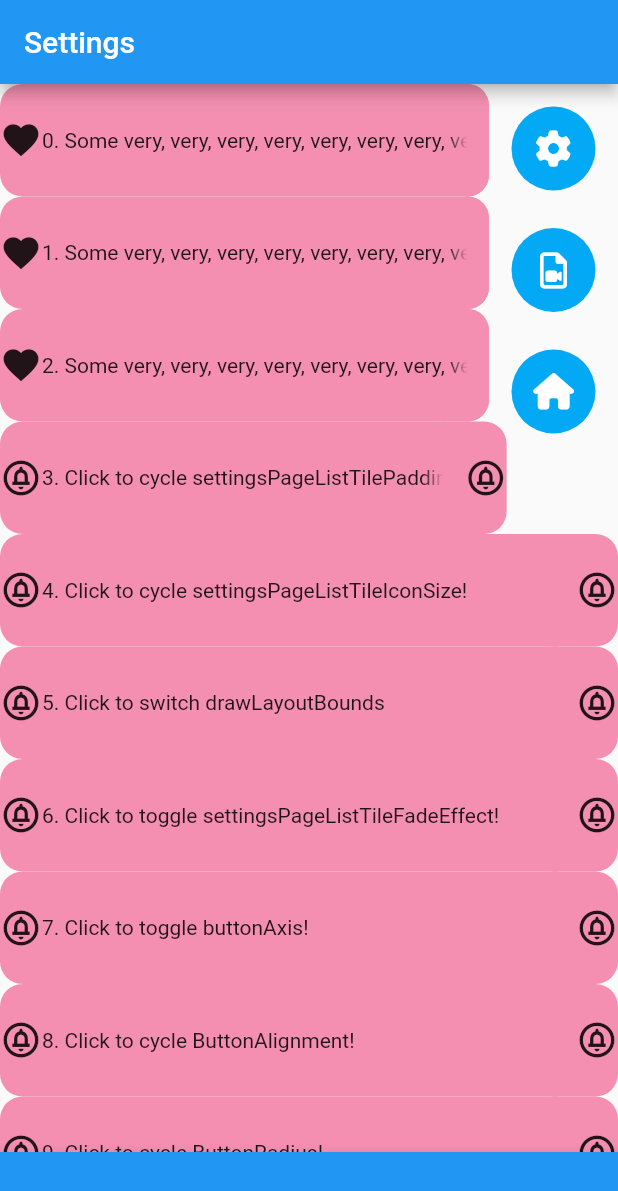
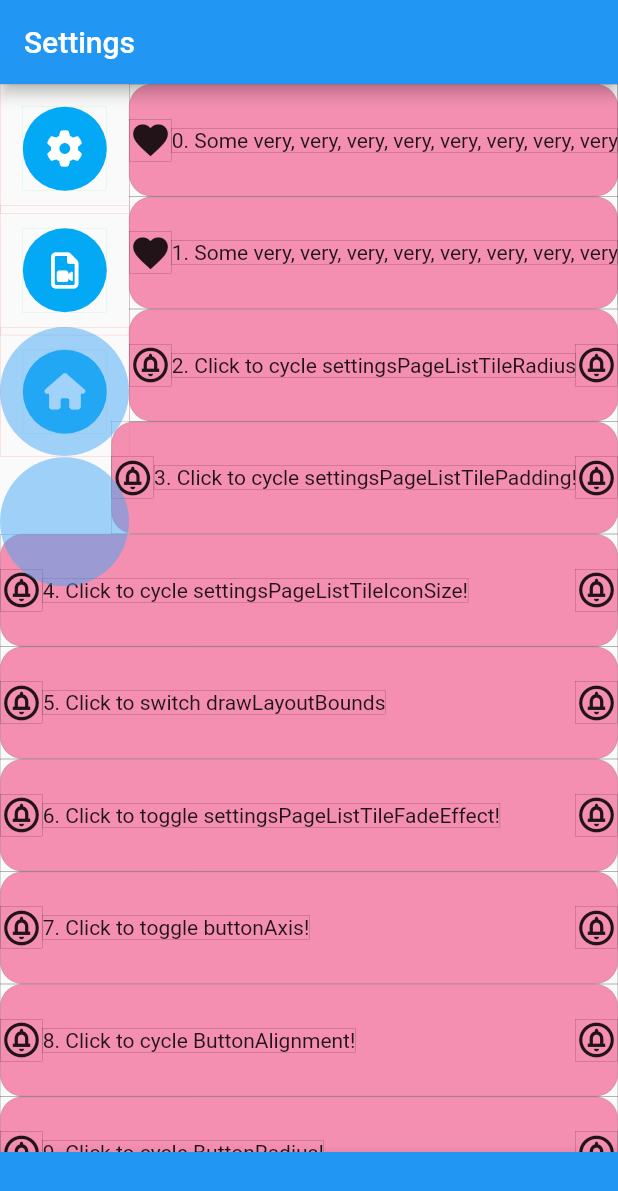
Before and after one commit to BigDeeEss/bu3_kar_kam, a Flutter app: the screen it shows after launch, after a tap on "6. Click to toggle settingsPageListTileF", on a phone screen of 412 x 824 dp. Shown: the top 1191 px of the screen. Run offline on Flutter 3.47's test engine with Material 2 defaults, Android fonts, the phone set to English and light mode, and no system bars; our stand-ins replace font_awesome_flutter, get_it, get_it_mixin, shared_preferences.

Commit message:
Complete implementation of persistency of settingsPageListTileRadius user preference through app restarts.

```diff
--- a/lib/app_data.dart
+++ b/lib/app_data.dart
@@ -54,6 +54,8 @@ abstract class AppData extends ChangeNotifier {
   /// Represents whether init has completed or not.
   bool initComplete = false;
 
+  double? settingsPageListTileCornerRadius;
+
   /// Whether fade effect in SettingsPageListTile is active or not.
   bool? settingsPageListTileFadeEffect;
 
--- a/lib/app_data_service.dart
+++ b/lib/app_data_service.dart
@@ -52,6 +52,8 @@ class AppDataService extends AppData {
           cycleSettingsPageListTileIconSize(),
       'settingsPageListTilePadding': (newValue) =>
           cycleSettingsPageListTilePadding(),
+      'settingsPageListTileRadius': (newValue) =>
+          cycleSettingsPageListTileRadius(),
     };
 
     // Call the function determined from [map] and update relevant field.
@@ -156,6 +158,30 @@ class AppDataService extends AppData {
         'settingsPageListTilePadding', settingsPageListTilePadding);
   }
 
+  /// Cycle and upload a new [settingsPageListTileRadius]; update dependencies.
+  void cycleSettingsPageListTileRadius() {
+    // Define a map which can convert an integer to a double that represents
+    // a value for [settingsPageListTileIconSize].
+    Map<int, double> map = {
+      0: 0.0,
+      1: 5.0,
+      2: 10.0,
+      3: 15.0,
+      4: 20.0,
+    };
+
+    // Use [map], its inverse and the modulus operator to cycle
+    // [settingsPageListTileIconSize].
+    int cycleSettingsPageListTileRadiusIntRepresentation =
+        map.inverse()[settingsPageListTileRadius]!;
+    settingsPageListTileRadius = map[
+        (cycleSettingsPageListTileRadiusIntRepresentation + 1) % map.length]!;
+
+    // Save user preference for [settingsPageListTileIconSize] to storage.
+    setUserPreferences(
+        'settingsPageListTileRadius', settingsPageListTileRadius);
+    }
+
   Future<void> initialiseAppData() async {
     // Get an instance of [SharedPreferences] for retrieving stored data.
     final userPreferences = await SharedPreferences.getInstance();
@@ -164,7 +190,7 @@ class AppDataService extends AppData {
     // (ii) apply default if necessary, and (iii) store new value.
     buttonAlignment = alignmentFromStringList(
         userPreferences.getStringList('buttonAlignment'));
-    buttonAlignment = buttonAlignment ?? Alignment.topRight;
+    buttonAlignment = buttonAlignment ?? Alignment.topLeft;
     setUserPreferences('buttonAlignment', buttonAlignment!.toStringList());
 
     buttonAxis = axisFromString(userPreferences.getString('buttonAxis'));
@@ -176,16 +202,16 @@ class AppDataService extends AppData {
     setUserPreferences('buttonRadius', buttonRadius);
 
     drawLayoutBounds = userPreferences.getBool('drawLayoutBounds');
-    drawLayoutBounds = drawLayoutBounds ?? false;
+    drawLayoutBounds = drawLayoutBounds ?? true;
     setUserPreferences('drawLayoutBounds', drawLayoutBounds);
 
     drawSlidingGuides = userPreferences.getBool('drawSlidingGuides');
-    drawSlidingGuides = drawSlidingGuides ?? false;
+    drawSlidingGuides = drawSlidingGuides ?? true;
     setUserPreferences('drawSlidingGuides', drawSlidingGuides);
 
     settingsPageListTileFadeEffect =
         userPreferences.getBool('settingsPageListTileFadeEffect');
-    settingsPageListTileFadeEffect = settingsPageListTileFadeEffect ?? false;
+    settingsPageListTileFadeEffect = settingsPageListTileFadeEffect ?? true;
     setUserPreferences(
         'settingsPageListTileFadeEffect', settingsPageListTileFadeEffect);
 
@@ -201,9 +227,13 @@ class AppDataService extends AppData {
     setUserPreferences(
         'settingsPageListTilePadding', settingsPageListTilePadding);
 
-    // settingsPageListTileRadius = userPreferences.getDouble('settingsPageListTileRadius');
+    print('1. AppDataService, initialiseAppData, settingsPageListTileRadius = $settingsPageListTileRadius');
+    settingsPageListTileRadius = userPreferences.getDouble('settingsPageListTileRadius');
+    print('2. AppDataService, initialiseAppData, settingsPageListTileRadius = $settingsPageListTileRadius');
     settingsPageListTileRadius = settingsPageListTileRadius ?? 15.0;
-    // setUserPreferences('settingsPageListTileRadius', settingsPageListTileRadius);
+    print('3. AppDataService, initialiseAppData, settingsPageListTileRadius = $settingsPageListTileRadius');
+    setUserPreferences('settingsPageListTileRadius', settingsPageListTileRadius);
+    print('4. AppDataService, initialiseAppData, settingsPageListTileRadius = $settingsPageListTileRadius');
   }
 
   /// Initiates field variables; only called once after app start.
--- a/lib/settings_page_contents.dart
+++ b/lib/settings_page_contents.dart
@@ -70,7 +70,7 @@ class _SettingsPageContentsState extends State<SettingsPageContents>
     // Generate a temporary list of tiles to build.
     // ToDo: replace temporary list with final version.
     List<Widget> tileList = [
-      ...List<Widget>.generate(3, (int index) {
+      ...List<Widget>.generate(2, (int index) {
         return SettingsPageListTile(
           basePageViewRect:
               basePageViewRect ?? Offset.zero & MediaQuery.of(context).size,
@@ -91,13 +91,37 @@ class _SettingsPageContentsState extends State<SettingsPageContents>
         basePageViewRect:
         basePageViewRect ?? Offset.zero & MediaQuery.of(context).size,
         height: 75.0,
+        index: 2,
+        leading: Icon(
+          Icons.circle_notifications_outlined,
+          size: settingsPageListTileIconSize,
+        ),
+        onTap: (() {
+          // Cycle settingsPageListTileRadius variable in AppModel.
+          GetItService.instance<AppData>()
+              .change(identifier: 'settingsPageListTileRadius');
+        }),
+        trailing: Icon(
+          Icons.circle_notifications_outlined,
+          size: settingsPageListTileIconSize,
+        ),
+        widget: const Text(
+          '2. Click to cycle settingsPageListTileRadius!',
+          maxLines: 1,
+          softWrap: false,
+        ),
+      ),
+      SettingsPageListTile(
+        basePageViewRect:
+        basePageViewRect ?? Offset.zero & MediaQuery.of(context).size,
+        height: 75.0,
         index: 3,
         leading: Icon(
           Icons.circle_notifications_outlined,
           size: settingsPageListTileIconSize,
         ),
         onTap: (() {
-          // Toggle bool variable in AppModel that controls the fade effect.
+          // Cycle settingsPageListTilePadding variable in AppModel.
           GetItService.instance<AppData>()
               .change(identifier: 'settingsPageListTilePadding');
         }),
@@ -121,7 +145,7 @@ class _SettingsPageContentsState extends State<SettingsPageContents>
           size: settingsPageListTileIconSize,
         ),
         onTap: (() {
-          // Toggle bool variable in AppModel that controls the fade effect.
+          // Cycle settingsPageListTileIconSize variable in AppModel.
           GetItService.instance<AppData>()
               .change(identifier: 'settingsPageListTileIconSize');
         }),
@@ -145,7 +169,7 @@ class _SettingsPageContentsState extends State<SettingsPageContents>
           size: settingsPageListTileIconSize,
         ),
         onTap: () {
-          // Toggle bool variable in AppModel that controls the fade effect.
+          // Toggle drawLayoutBounds variable in AppModel.
           GetItService.instance<AppData>()
               .change(identifier: 'drawLayoutBounds');
         },
@@ -169,7 +193,7 @@ class _SettingsPageContentsState extends State<SettingsPageContents>
           size: settingsPageListTileIconSize,
         ),
         onTap: (() {
-          // Toggle bool variable in AppModel that controls the fade effect.
+          // Toggle settingsPageListTileFadeEffect variable in AppModel.
           GetItService.instance<AppData>()
               .change(identifier: 'settingsPageListTileFadeEffect');
         }),
@@ -193,7 +217,7 @@ class _SettingsPageContentsState extends State<SettingsPageContents>
           size: settingsPageListTileIconSize,
         ),
         onTap: (() {
-          // Toggle bool variable in AppModel that controls the fade effect.
+          // Toggle buttonAxis variable in AppModel.
           GetItService.instance<AppData>()
               .change(identifier: 'buttonAxis');
         }),
@@ -217,7 +241,7 @@ class _SettingsPageContentsState extends State<SettingsPageContents>
           size: settingsPageListTileIconSize,
         ),
         onTap: (() {
-          // Toggle bool variable in AppModel that controls the fade effect.
+          // Cycle buttonAlignment variable in AppModel.
           GetItService.instance<AppData>()
               .change(identifier: 'buttonAlignment');
         }),
@@ -241,7 +265,7 @@ class _SettingsPageContentsState extends State<SettingsPageContents>
           size: settingsPageListTileIconSize,
         ),
         onTap: (() {
-          // Toggle bool variable in AppModel that controls the fade effect.
+          // Cycle buttonRadius variable in AppModel.
           GetItService.instance<AppData>()
               .change(identifier: 'buttonRadius');
         }),
@@ -265,7 +289,7 @@ class _SettingsPageContentsState extends State<SettingsPageContents>
           size: settingsPageListTileIconSize,
         ),
         onTap: (() {
-          // Toggle bool variable in AppModel that controls the fade effect.
+          // Toggle drawSlidingGuides variable in AppModel.
           GetItService.instance<AppData>()
               .change(identifier: 'drawSlidingGuides');
         }),
@@ -290,7 +314,7 @@ class _SettingsPageContentsState extends State<SettingsPageContents>
             size: settingsPageListTileIconSize,
           ),
           widget: Text(
-            '$index. Some very, very, very, very, very, very, very, very, very, very, very, verylongtext!',
+            '${index + 11}. Some very, very, very, very, very, very, very, very, very, very, very, verylongtext!',
             maxLines: 1,
             softWrap: false,
           ),
```
